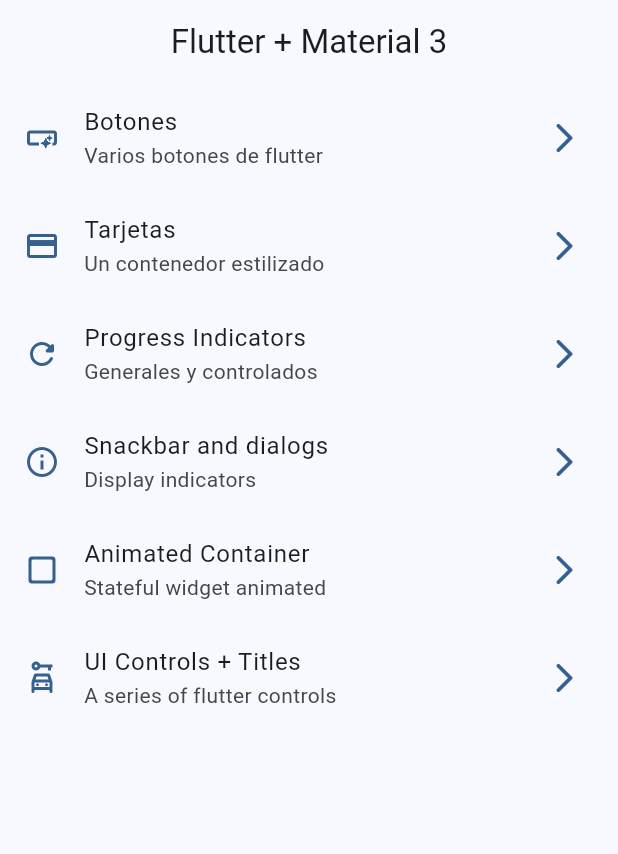
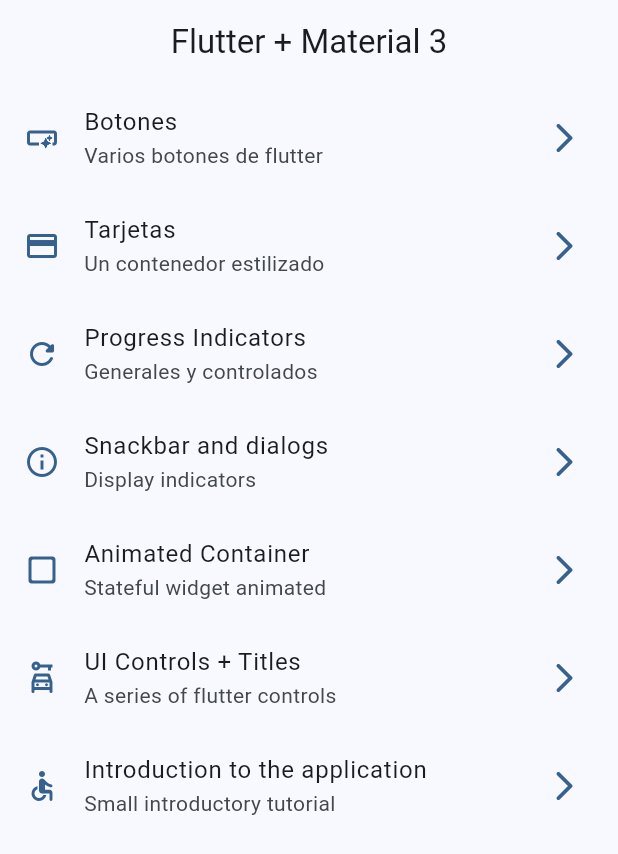
Before and after one commit to Fredy002/FlutterRiverpodWidgetsSuite, a Flutter app: the screen it shows after launch, on a phone screen of 412 x 824 dp. Shown: the top 854 px of the screen. Run offline on Flutter 3.47's test engine with Material 2 defaults, Android fonts, the phone set to English and light mode, and no system bars; our stand-ins replace go_router.

Commit message:
tutorial screean and images added

```diff
--- a/lib/config/menu/menuItems.dart
+++ b/lib/config/menu/menuItems.dart
@@ -44,5 +44,10 @@ const appMenuItems = <MenuItems>[
       title: 'UI Controls + Titles',
       subtitle: 'A series of flutter controls',
       link: '/ui-controls',
-      icon: Icons.car_rental_outlined)
+      icon: Icons.car_rental_outlined),
+  MenuItems(
+      title: 'Introduction to the application',
+      subtitle: 'Small introductory tutorial',
+      link: '/tutorial',
+      icon: Icons.accessible_rounded)
 ];
--- a/lib/config/router/appRouter.dart
+++ b/lib/config/router/appRouter.dart
@@ -38,5 +38,10 @@ final appRouter = GoRouter(initialLocation: '/', routes: [
     name: UIControlsScreen.name,
     path: '/ui-controls',
     builder: (context, state) => const UIControlsScreen(),
+  ),
+  GoRoute(
+    name: AppTutorialScreen.name,
+    path: '/tutorial',
+    builder: (context, state) => const AppTutorialScreen(),
   )
 ]);
--- a/pubspec.yaml
+++ b/pubspec.yaml
@@ -18,3 +18,6 @@ dev_dependencies:
 
 flutter:
   uses-material-design: true
+
+assets:
+  - assets/images/
```
Also changed, not shown: assets/Images/1.png (added), assets/Images/2.png (added), assets/Images/3.png (added), assets/Images/jar-loading.gif (added).
